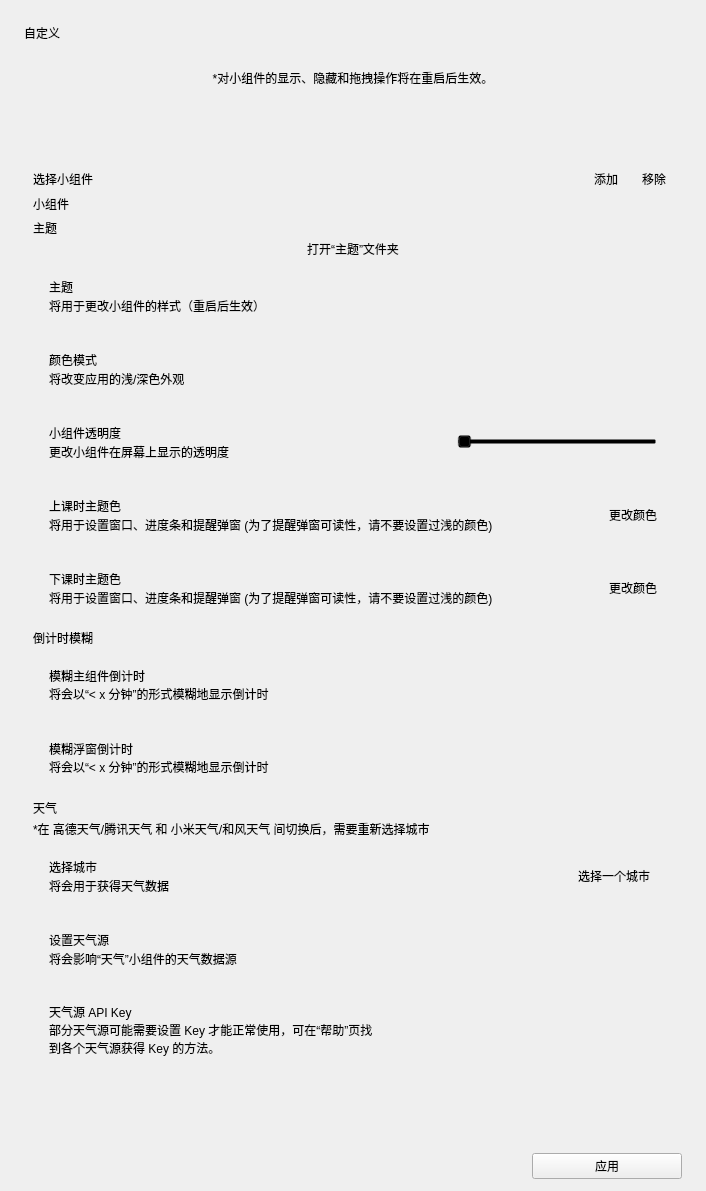
Qt form view/menu/custom.ui (baiyao105/Class-Widgets) before a commit.
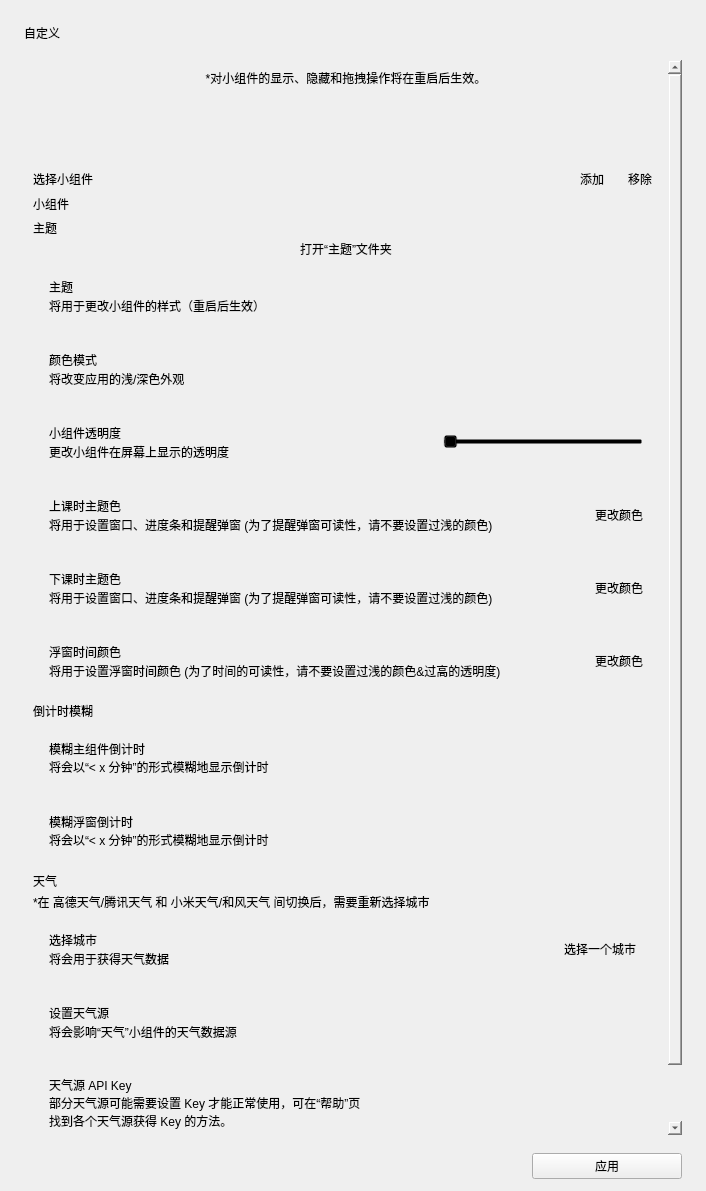
The same form after that commit. Custom widgets are drawn as their Qt base class.

Commit message: refactor: 修正一些东西 - .github/workflows/build.yml :多余的步骤 - utils.py :多余的空格 - re: view/menu/custom.ui :浮窗字体颜色设置

Diff of the .ui file:
```diff
--- a/view/menu/custom.ui
+++ b/view/menu/custom.ui
@@ -578,6 +578,81 @@
            </layout>
           </widget>
          </item>
+                  <item>
+          <widget class="CardWidget" name="CardWidget_13">
+           <property name="minimumSize">
+            <size>
+             <width>0</width>
+             <height>70</height>
+            </size>
+           </property>
+           <layout class="QHBoxLayout" name="horizontalLayout_15">
+            <property name="leftMargin">
+             <number>16</number>
+            </property>
+            <property name="topMargin">
+             <number>16</number>
+            </property>
+            <property name="rightMargin">
+             <number>16</number>
+            </property>
+            <property name="bottomMargin">
+             <number>16</number>
+            </property>
+            <item>
+             <layout class="QVBoxLayout" name="verticalLayout_19">
+              <property name="spacing">
+               <number>0</number>
+              </property>
+              <item>
+               <widget class="StrongBodyLabel" name="StrongBodyLabel_13">
+                <property name="text">
+                 <string>浮窗时间颜色</string>
+                </property>
+               </widget>
+              </item>
+              <item>
+               <widget class="CaptionLabel" name="CaptionLabel_14">
+                <property name="text">
+                 <string>将用于设置浮窗时间颜色 (为了时间的可读性，请不要设置过浅的颜色&amp;过高的透明度)</string>
+                </property>
+                <property name="wordWrap">
+                 <bool>true</bool>
+                </property>
+                <property name="lightColor" stdset="0">
+                 <color alpha="150">
+                  <red>0</red>
+                  <green>0</green>
+                  <blue>0</blue>
+                 </color>
+                </property>
+                <property name="darkColor" stdset="0">
+                 <color alpha="200">
+                  <red>255</red>
+                  <green>255</green>
+                  <blue>255</blue>
+                 </color>
+                </property>
+               </widget>
+              </item>
+             </layout>
+            </item>
+            <item>
+             <widget class="PushButton" name="set_fc_color_2">
+              <property name="sizePolicy">
+               <sizepolicy hsizetype="Maximum" vsizetype="Fixed">
+                <horstretch>0</horstretch>
+                <verstretch>0</verstretch>
+               </sizepolicy>
+              </property>
+              <property name="text">
+               <string>更改颜色</string>
+              </property>
+             </widget>
+            </item>
+           </layout>
+          </widget>
+         </item>
         </layout>
        </item>
        <item>
```
The commit also changes 2 other files.
